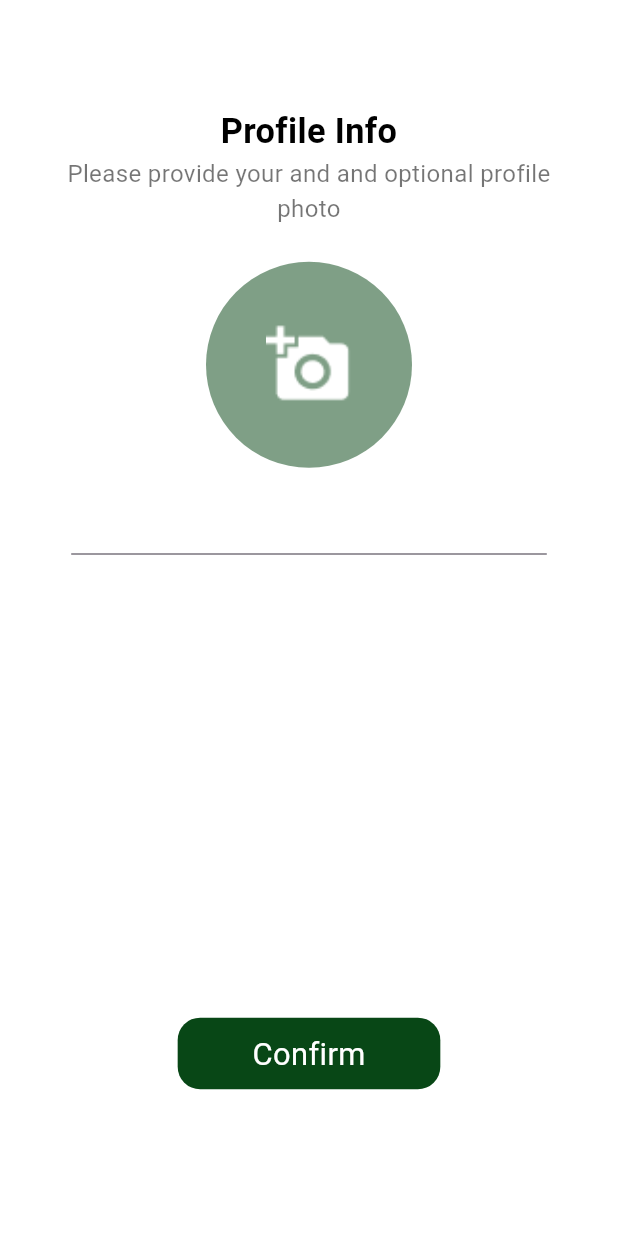
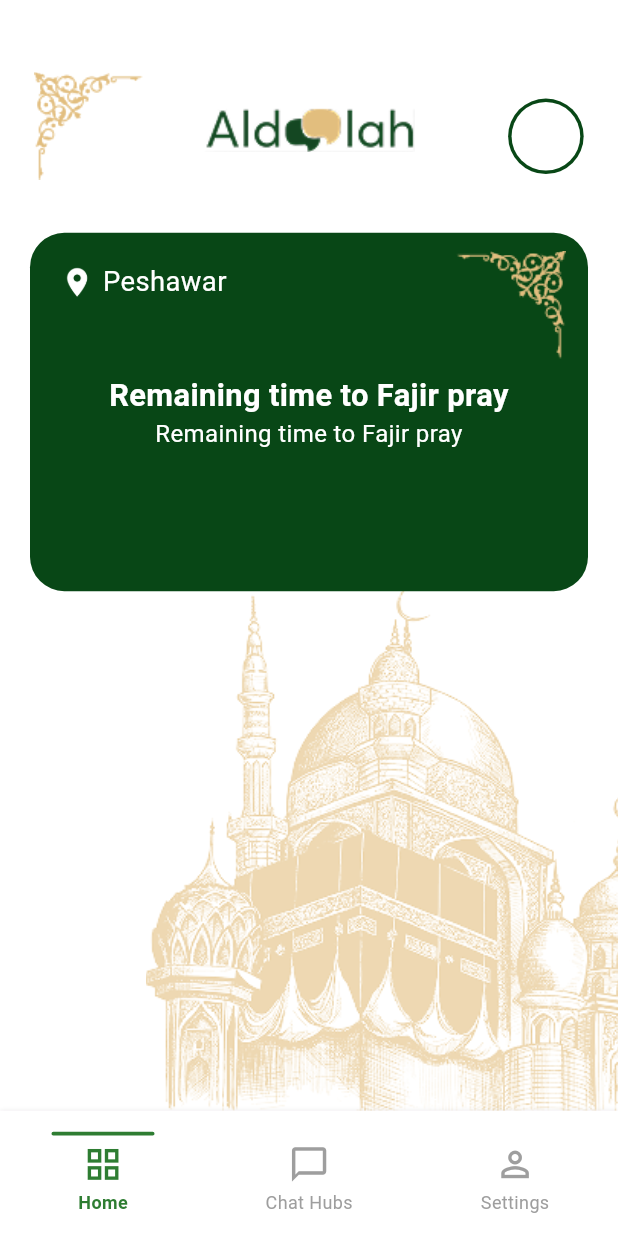
Before and after one commit to Muhammd-Shehzad/aldallah, a Flutter app: the RegistrationScreen3 screen opened by its route, after a tap on "Confirm", on a phone screen of 412 x 824 dp. Run offline on Flutter 3.47's test engine with Material 3 defaults, Android fonts, the phone set to English and light mode, and no system bars; our stand-ins replace firebase_core, flutter_screenutil, get, smooth_page_indicator; accounts and stored records are empty.

Commit message:
home screen

```diff
--- a/lib/Model/Utils/Custom/CustomTextRich/custom_text_rich.dart
+++ b/lib/Model/Utils/Custom/CustomTextRich/custom_text_rich.dart
@@ -4,6 +4,8 @@ import 'package:flutter_screenutil/flutter_screenutil.dart';
 class CustomTextRich extends StatelessWidget {
   final text1;
   final sizeText1;
+  final colorText1;
+  final colorText2;
   final sizeText2;
   final text2;
   CustomTextRich({
@@ -12,6 +14,8 @@ class CustomTextRich extends StatelessWidget {
     this.text2,
     this.sizeText1,
     this.sizeText2,
+    this.colorText1,
+    this.colorText2,
   });
 
   @override
@@ -23,14 +27,14 @@ class CustomTextRich extends StatelessWidget {
             TextSpan(
               text: text1,
               style: TextStyle(
-                color: Colors.black,
+                color: colorText1,
                 fontSize: sizeText1,
                 fontWeight: FontWeight.bold,
               ),
             ),
             TextSpan(
               text: text2,
-              style: TextStyle(color: Colors.black54, fontSize: sizeText2),
+              style: TextStyle(color: colorText2, fontSize: sizeText2),
             ),
           ],
         ),
--- a/lib/Model/Utils/Routes/routes.dart
+++ b/lib/Model/Utils/Routes/routes.dart
@@ -1,4 +1,8 @@
 import 'package:aldallah/Model/Utils/Routes/routes_names.dart';
+import 'package:aldallah/View/Home/Chat/chat_screen.dart';
+import 'package:aldallah/View/Home/HomeScreen/home_screen.dart';
+import 'package:aldallah/View/Home/Setting/setting_screen.dart';
+import 'package:aldallah/View/Home/home.dart';
 import 'package:aldallah/View/OnbordingScreens/indicator_screen.dart';
 import 'package:aldallah/View/RegistrationScreen/RegScreen1/registration_screen1.dart';
 import 'package:aldallah/View/RegistrationScreen/RegScreen2/registration_screen2.dart';
@@ -35,6 +39,14 @@ class Routes {
           settings: setting,
           page: () => RegistrationScreen3(),
         );
+      case RoutesNames.Home:
+        return GetPageRoute(settings: setting, page: () => Home());
+      case RoutesNames.HomeScreen:
+        return GetPageRoute(settings: setting, page: () => HomeScreen());
+      case RoutesNames.ChatScreen:
+        return GetPageRoute(settings: setting, page: () => ChatScreen());
+      case RoutesNames.SettingScreen:
+        return GetPageRoute(settings: setting, page: () => SettingScreen());
 
       default:
         return GetPageRoute(
--- a/lib/Model/Utils/Routes/routes_names.dart
+++ b/lib/Model/Utils/Routes/routes_names.dart
@@ -5,4 +5,8 @@ class RoutesNames {
   static const String RegistrationScreen1 = 'registration_screen1';
   static const String RegistrationScreen2 = 'registration_screen2';
   static const String RegistrationScreen3 = 'registration_screen3';
+  static const String Home = 'home';
+  static const String HomeScreen = 'home_screen';
+  static const String ChatScreen = 'chat_screen';
+  static const String SettingScreen = 'setting_screen';
 }
--- /dev/null
+++ b/lib/View/Home/Chat/chat_screen.dart
@@ -0,0 +1,15 @@
+import 'package:flutter/material.dart';
+
+class ChatScreen extends StatefulWidget {
+  const ChatScreen({super.key});
+
+  @override
+  State<ChatScreen> createState() => _ChatScreenState();
+}
+
+class _ChatScreenState extends State<ChatScreen> {
+  @override
+  Widget build(BuildContext context) {
+    return const Placeholder();
+  }
+}
--- /dev/null
+++ b/lib/View/Home/HomeScreen/home_screen.dart
@@ -0,0 +1,134 @@
+import 'package:aldallah/Model/Utils/Custom/CustomTextRich/custom_text_rich.dart';
+import 'package:flutter/material.dart';
+import 'package:flutter_screenutil/flutter_screenutil.dart';
+
+class HomeScreen extends StatefulWidget {
+  const HomeScreen({super.key});
+
+  @override
+  State<HomeScreen> createState() => _HomeScreenState();
+}
+
+class _HomeScreenState extends State<HomeScreen> {
+  @override
+  Widget build(BuildContext context) {
+    return Scaffold(
+      backgroundColor: Colors.white,
+      body: Stack(
+        children: [
+          Positioned(
+            top: 40.h,
+            left: 20.w,
+            child: Image.asset('assets/Mask group.png'),
+          ),
+          Positioned(
+            top: 40.h,
+            left: 20.w,
+            child: Image.asset('assets/Mask group.png'),
+          ),
+          Positioned(
+            top: 60.h,
+            left: 0.w,
+            right: 0.w,
+            child: Image.asset(
+              'assets/homeScrren.png',
+              fit: BoxFit.contain,
+              height: 25.h,
+              width: 80.w,
+            ),
+          ),
+          Positioned(
+            top: 55.h,
+            right: 20.w,
+            child: CircleAvatar(
+              radius: 22.r,
+              backgroundColor: Color(0xFF084716),
+              child: CircleAvatar(
+                radius: 20.r,
+                backgroundColor: Colors.white,
+                // backgroundImage: AssetImage('assets/profile.png'),
+              ),
+            ),
+          ),
+
+          Positioned(
+            bottom: -13.h,
+            right: -55.w,
+            child: Opacity(
+              opacity: 0.6,
+              child: Image.asset(
+                'assets/bordingScreen1.png',
+                fit: BoxFit.contain,
+                width: 330.w,
+              ),
+            ),
+          ),
+          Positioned(
+            top: 130.h,
+            left: 0.w,
+            right: 0.w,
+            child: Padding(
+              padding: const EdgeInsets.symmetric(horizontal: 20.0),
+              child: Container(
+                height: 200.h,
+                width: 300.w,
+                decoration: BoxDecoration(
+                  color: Color(0xFF084716),
+                  borderRadius: BorderRadius.circular(20.r),
+                ),
+                child: Stack(
+                  children: [
+                    Positioned(
+                      top: 10.h,
+                      right: 13.0.w,
+                      child: Image.asset('assets/Mask group 2.png'),
+                    ),
+                    Positioned(
+                      top: 10.h,
+                      right: 13.0.w,
+                      child: Image.asset('assets/Mask group 2.png'),
+                    ),
+
+                    Padding(
+                      padding: const EdgeInsets.symmetric(
+                        vertical: 20,
+                        horizontal: 20,
+                      ),
+                      child: Row(
+                        children: [
+                          Image.asset(
+                            'assets/lo.png',
+                            height: 20.h,
+                            width: 20.w,
+                            color: Colors.white,
+                          ),
+                          SizedBox(width: 5.w),
+                          Text(
+                            'Peshawar',
+                            style: TextStyle(
+                              color: Colors.white,
+                              fontSize: 16.sp,
+                            ),
+                          ),
+                        ],
+                      ),
+                    ),
+                    CustomTextRich(
+                      text1: 'Remaining time to Fajir pray\n',
+                      colorText1: Colors.white,
+
+                      sizeText1: 18.sp,
+                      text2: 'Remaining time to Fajir pray',
+                      sizeText2: 14.sp,
+                      colorText2: Colors.white,
+                    ),
+                  ],
+                ),
+              ),
+            ),
+          ),
+        ],
+      ),
+    );
+  }
+}
--- /dev/null
+++ b/lib/View/Home/Setting/setting_screen.dart
@@ -0,0 +1,15 @@
+import 'package:flutter/material.dart';
+
+class SettingScreen extends StatefulWidget {
+  const SettingScreen({super.key});
+
+  @override
+  State<SettingScreen> createState() => _SettingScreenState();
+}
+
+class _SettingScreenState extends State<SettingScreen> {
+  @override
+  Widget build(BuildContext context) {
+    return const Placeholder();
+  }
+}
--- /dev/null
+++ b/lib/View/Home/home.dart
@@ -0,0 +1,89 @@
+import 'package:aldallah/View/Home/home_view_model.dart';
+import 'package:flutter/material.dart';
+import 'package:flutter_screenutil/flutter_screenutil.dart';
+import 'package:provider/provider.dart';
+
+class Home extends StatefulWidget {
+  const Home({super.key});
+
+  @override
+  State<Home> createState() => _HomeState();
+}
+
+class _HomeState extends State<Home> {
+  @override
+  Widget build(BuildContext context) {
+    final homeViewModel = Provider.of<HomeViewModel>(context);
+
+    return Scaffold(
+      bottomNavigationBar: Container(
+        height: 70.h,
+        decoration: BoxDecoration(
+          color: Colors.white,
+          boxShadow: [BoxShadow(color: Colors.black12, blurRadius: 2)],
+        ),
+        child: Row(
+          mainAxisAlignment: MainAxisAlignment.spaceAround,
+          children: List.generate(3, (index) {
+            final isSelected = homeViewModel.selectIndex == index;
+
+            IconData icon;
+            String label;
+            switch (index) {
+              case 0:
+                icon = Icons.grid_view;
+                label = 'Home';
+
+                break;
+              case 1:
+                icon = Icons.chat_bubble_outline;
+                label = 'Chat Hubs';
+                break;
+              default:
+                icon = Icons.person_outline;
+                label = 'Settings';
+                break;
+            }
+
+            return GestureDetector(
+              onTap: () => homeViewModel.onTapItem(index),
+              child: Column(
+                mainAxisSize: MainAxisSize.min,
+                children: [
+                  Container(
+                    height: 2.h,
+                    width: 60.w,
+                    margin: EdgeInsets.only(bottom: 6),
+                    decoration: BoxDecoration(
+                      color:
+                          isSelected
+                              ? Colors.green.shade800
+                              : Colors.transparent,
+                      borderRadius: BorderRadius.circular(2),
+                    ),
+                  ),
+                  Icon(
+                    icon,
+                    color: isSelected ? Colors.green.shade800 : Colors.grey,
+                    size: 24.sp,
+                  ),
+                  SizedBox(height: 2.h),
+                  Text(
+                    label,
+                    style: TextStyle(
+                      color: isSelected ? Colors.green.shade800 : Colors.grey,
+                      fontSize: 12,
+                      fontWeight:
+                          isSelected ? FontWeight.w600 : FontWeight.normal,
+                    ),
+                  ),
+                ],
+              ),
+            );
+          }),
+        ),
+      ),
+      body: homeViewModel.screens[homeViewModel.selectIndex],
+    );
+  }
+}
--- /dev/null
+++ b/lib/View/Home/home_view_model.dart
@@ -0,0 +1,14 @@
+import 'package:aldallah/View/Home/Chat/chat_screen.dart';
+import 'package:aldallah/View/Home/HomeScreen/home_screen.dart';
+import 'package:aldallah/View/Home/Setting/setting_screen.dart';
+import 'package:flutter/material.dart';
+
+class HomeViewModel extends ChangeNotifier {
+  int selectIndex = 0;
+  final List<Widget> screens = [HomeScreen(), ChatScreen(), SettingScreen()];
+
+  void onTapItem(int index) {
+    selectIndex = index;
+    notifyListeners();
+  }
+}
--- a/lib/View/RegistrationScreen/RegScreen1/registration_screen1.dart
+++ b/lib/View/RegistrationScreen/RegScreen1/registration_screen1.dart
@@ -34,9 +34,11 @@ class _RegistrationScreen1State extends State<RegistrationScreen1> {
             SizedBox(height: 30.h),
             CustomTextRich(
               text1: 'Enter your phone number'.tr,
+              colorText1: Colors.black,
               sizeText1: 20.sp,
               text2: 'Adaalah will need to verify your account.'.tr,
               sizeText2: 14.sp,
+              colorText2: Colors.black,
             ),
 
             SizedBox(height: 30.h),
--- a/lib/View/RegistrationScreen/RegScreen3/registration_screen3.dart
+++ b/lib/View/RegistrationScreen/RegScreen3/registration_screen3.dart
@@ -1,5 +1,6 @@
 import 'package:aldallah/Model/Utils/Custom/CustomButton/custom_button.dart';
 import 'package:aldallah/Model/Utils/Custom/CustomTextRich/custom_text_rich.dart';
+import 'package:aldallah/Model/Utils/Routes/routes_names.dart';
 import 'package:aldallah/View/RegistrationScreen/RegScreen3/registration_screen3_view_model.dart';
 import 'package:flutter/material.dart';
 import 'package:flutter_screenutil/flutter_screenutil.dart';
@@ -28,8 +29,10 @@ class _RegistrationScreen3State extends State<RegistrationScreen3> {
             CustomTextRich(
               text1: 'Profile Info'.tr,
               sizeText1: 20.sp,
+              colorText1: Colors.black,
               text2: 'Please provide your and and optional profile photo'.tr,
               sizeText2: 14.sp,
+              colorText2: Colors.black,
             ),
             SizedBox(height: 20.h),
             Center(
@@ -60,7 +63,9 @@ class _RegistrationScreen3State extends State<RegistrationScreen3> {
             SizedBox(height: 250.h),
             Center(
               child: CustomButton(
-                onPressed: () {},
+                onPressed: () {
+                  Get.offAndToNamed(RoutesNames.Home);
+                },
                 btnHeight: 40.h,
                 btnWidth: 153.w,
                 btnColor: Color(0xFF084716),
--- a/lib/main.dart
+++ b/lib/main.dart
@@ -1,6 +1,7 @@
 import 'package:aldallah/Model/Utils/Language/language.dart';
 import 'package:aldallah/Model/Utils/Routes/routes.dart';
 import 'package:aldallah/Model/Utils/Routes/routes_names.dart';
+import 'package:aldallah/View/Home/home_view_model.dart';
 import 'package:aldallah/View/RegistrationScreen/RegScreen1/registration_screen1_view_model.dart';
 import 'package:aldallah/View/RegistrationScreen/RegScreen2/registration_screen2_view_model.dart';
 import 'package:aldallah/View/RegistrationScreen/RegScreen3/registration_screen3_view_model.dart';
@@ -34,6 +35,7 @@ void main() async {
               ChangeNotifierProvider(
                 create: (context) => RegistrationScreen3ViewModel(),
               ),
+              ChangeNotifierProvider(create: (context) => HomeViewModel()),
             ],
             child: GetMaterialApp(
               debugShowCheckedModeBanner: false,
```
Also changed, not shown: assets/lo.png (added).
